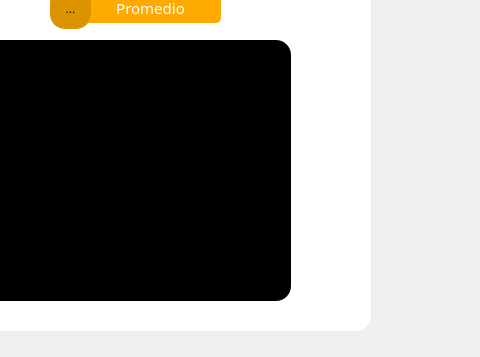
Before: the Qt Designer form notes_aplicacion/notes_2.ui in MiguelWow31/Notes, drawn with Qt 5; both pictures show x 220 to 700 and y 220 to 577 of the 700 by 577 pixel window.
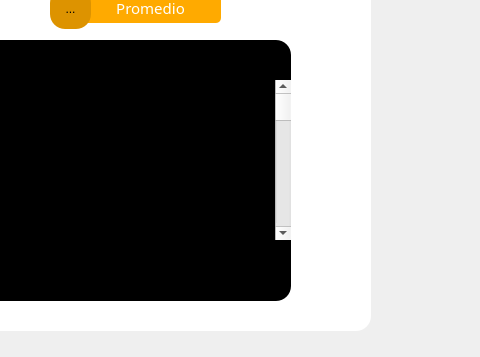
After: the same form once the commit is applied. Icons and pictures are not drawn.

Commit message: En este archivo se guarda todo el diseño de la aplicacion

Diff of the .ui file:
```diff
--- a/notes_aplicacion/notes_2.ui
+++ b/notes_aplicacion/notes_2.ui
@@ -279,6 +279,22 @@
      </size>
     </property>
    </widget>
+   <widget class="QScrollBar" name="verticalScrollBar">
+    <property name="geometry">
+     <rect>
+      <x>405</x>
+      <y>280</y>
+      <width>16</width>
+      <height>160</height>
+     </rect>
+    </property>
+    <property name="orientation">
+     <enum>Qt::Vertical</enum>
+    </property>
+    <property name="invertedAppearance">
+     <bool>false</bool>
+    </property>
+   </widget>
   </widget>
  </widget>
  <resources>
```
